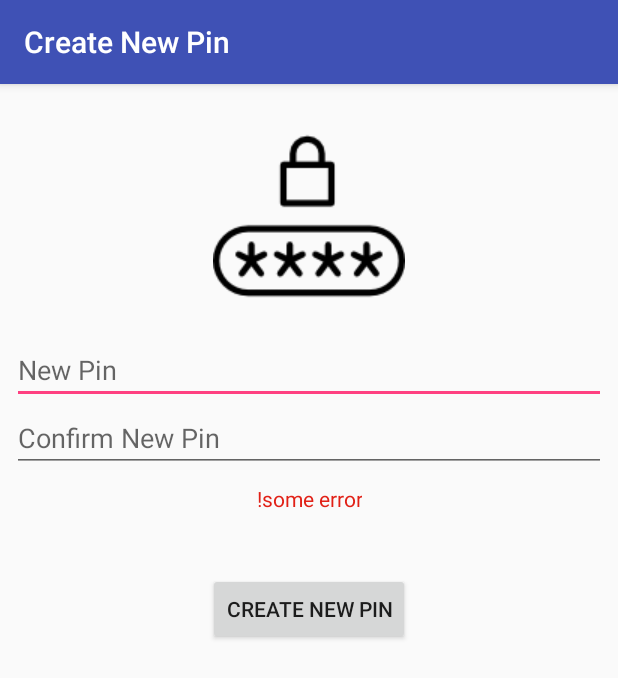
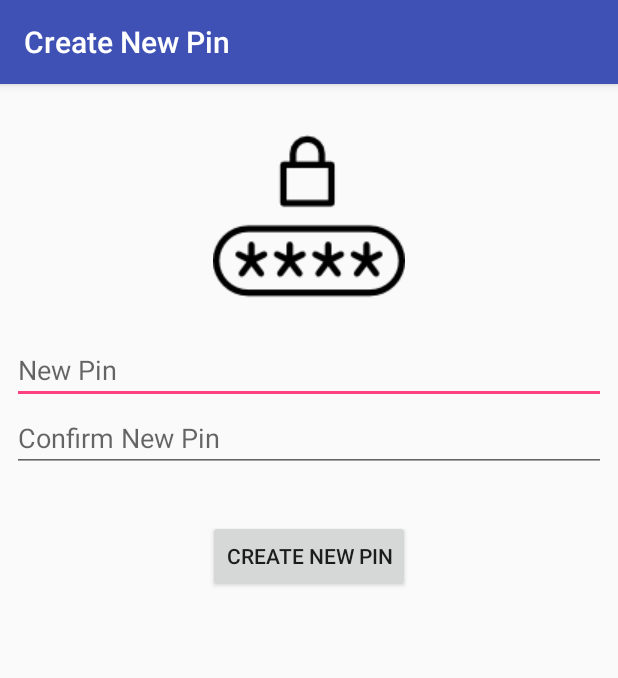
Before and after one commit to imashwani/RestApiProject, an Android app: the CreatePinActivity screen opened directly, with no data from a screen before it, on a phone screen of 412 x 824 dp. Shown: the top 678 px of the screen. Run offline under Robolectric (Android 15) with nearby library versions, the phone set to English and light mode, and no system bars; 1 statement that could not run was skipped.

Commit message:
OTP for new user fixed

```diff
--- a/app/src/main/java/com/example/ashwani/rewardcoins/CreatePinActivity.java
+++ b/app/src/main/java/com/example/ashwani/rewardcoins/CreatePinActivity.java
@@ -119,7 +119,8 @@ public class CreatePinActivity extends AppCompatActivity {
         newPin1 = findViewById(R.id.new_pin1);
         newPin2 = findViewById(R.id.new_pin2);
         createPinBT = findViewById(R.id.bt_change_pin);
-        error = findViewById(R.id.error_change_pin);
+        error = findViewById(R.id.error_create_pin);
+
         error.setVisibility(View.GONE);
         error.setText("");
     }
--- a/app/src/main/java/com/example/ashwani/rewardcoins/MainActivity.java
+++ b/app/src/main/java/com/example/ashwani/rewardcoins/MainActivity.java
@@ -123,6 +123,7 @@ public class MainActivity extends AppCompatActivity {
                         if (cpin) {
                             //He is a new user
                             intent = new Intent(MainActivity.this, OtpVerifyActivity.class);
+                            intent.putExtra(Util.getWheretoKey(), "createNewPin");
                         } else {
                             intent = new Intent(MainActivity.this, EnterPinActivity.class);
                         }
--- a/app/src/main/java/com/example/ashwani/rewardcoins/TransactionHistoryActivity.java
+++ b/app/src/main/java/com/example/ashwani/rewardcoins/TransactionHistoryActivity.java
@@ -6,6 +6,7 @@ import android.support.v7.app.AppCompatActivity;
 import android.support.v7.widget.LinearLayoutManager;
 import android.support.v7.widget.RecyclerView;
 import android.util.Log;
+import android.view.View;
 import android.widget.ProgressBar;
 
 import com.example.ashwani.rewardcoins.RecyclerView.CoinTransaction;
@@ -29,7 +30,6 @@ public class TransactionHistoryActivity extends AppCompatActivity {
         setContentView(R.layout.activity_transaction_history);
         progressBar = findViewById(R.id.progressBar_txn);
         startLoading();
-
     }
 
     @SuppressLint("LongLogTag")
@@ -42,8 +42,9 @@ public class TransactionHistoryActivity extends AppCompatActivity {
 
         mComplaintAdapter = new CoinTransactionAdapter(this, compList);
         mRecyclerView.setAdapter(mComplaintAdapter);
+        progressBar.setVisibility(View.INVISIBLE);
 
-        Log.d(TAG, "onCreateView: list hai " + compList);
+        Log.d(TAG, "onCreateView: list hai " + compList.toString());
 
     }
 
```
Also changed, not shown: app/src/main/res/layout/activity_transaction_history.xml (+8 -0 lines).
